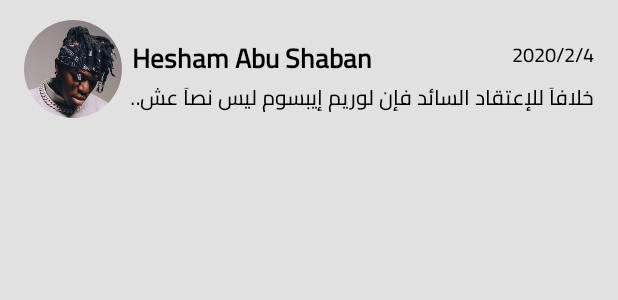
After one commit to HeshamAbuShaban/Whatsapp-Design, an Android app: the layout item_chat.xml on its own in the app's theme, with its tools: preview values and no code run, on a phone screen of 412 x 824 dp. The commit adds this screen. Shown: the top 300 px of the screen. Run offline under Robolectric (Android 15) with nearby library versions, the phone set to English and light mode, and no system bars.

Commit message:
Chat-Item Structure.
-data class for it.
-shapes.
-placeholder to replace it with shimmer.

*another idea for MainActivity Design
-rather we make it ViewPager&TabLayout
-or nav_host_fragment and such.

Signed-off-by: HP <heshamabushaban.developer@gmail.com>

```diff
--- /dev/null
+++ b/app/src/main/java/dev/training/whatsapp_design/ui/fragments/DirectMessageFragment.kt
@@ -0,0 +1,5 @@
+package dev.training.whatsapp_design.ui.fragments
+
+import androidx.fragment.app.Fragment
+
+class DirectMessageFragment : Fragment()
--- /dev/null
+++ b/app/src/main/res/layout/item_chat.xml
@@ -0,0 +1,77 @@
+<?xml version="1.0" encoding="utf-8"?>
+<FrameLayout xmlns:android="http://schemas.android.com/apk/res/android"
+    xmlns:app="http://schemas.android.com/apk/res-auto"
+    xmlns:tools="http://schemas.android.com/tools"
+    android:layout_width="match_parent"
+    android:layout_height="wrap_content"
+    android:padding="@dimen/_5sdp">
+
+    <!--ViewContainer-->
+    <androidx.constraintlayout.widget.ConstraintLayout
+        android:layout_width="match_parent"
+        android:layout_height="match_parent"
+        android:paddingHorizontal="@dimen/_7sdp">
+
+        <!--U-img-->
+        <androidx.constraintlayout.utils.widget.ImageFilterView
+            android:id="@+id/ivUPic"
+            android:layout_width="@dimen/_50sdp"
+            android:layout_height="@dimen/_50sdp"
+            android:src="@drawable/cover_ksi_"
+            app:layout_constraintBottom_toBottomOf="parent"
+            app:layout_constraintStart_toStartOf="parent"
+            app:layout_constraintTop_toTopOf="parent"
+            app:roundPercent="30" />
+
+        <!--U-name-->
+        <com.google.android.material.textview.MaterialTextView
+            android:id="@+id/tvUName"
+            android:layout_width="0dp"
+            android:layout_height="wrap_content"
+            android:layout_marginStart="@dimen/_5sdp"
+            android:layout_marginTop="@dimen/_6sdp"
+            android:textAlignment="textStart"
+            android:textSize="@dimen/_14ssp"
+            android:textStyle="bold"
+            app:layout_constraintEnd_toStartOf="@id/tvDate"
+            app:layout_constraintStart_toEndOf="@id/ivUPic"
+            app:layout_constraintTop_toTopOf="@id/ivUPic"
+            tools:text="Hesham Abu Shaban" />
+
+        <!--U-Date-->
+        <com.google.android.material.textview.MaterialTextView
+            android:id="@+id/tvDate"
+            android:layout_width="wrap_content"
+            android:layout_height="wrap_content"
+            android:textAlignment="textStart"
+            android:textSize="@dimen/_10ssp"
+            app:layout_constraintBottom_toTopOf="@id/tvRecentMessage"
+            app:layout_constraintEnd_toEndOf="parent"
+            app:layout_constraintStart_toEndOf="@id/tvUName"
+            app:layout_constraintTop_toTopOf="@id/tvUName"
+            tools:text="2020/2/4" />
+
+        <!--RecentMessage-->
+        <com.google.android.material.textview.MaterialTextView
+            android:id="@+id/tvRecentMessage"
+            android:layout_width="0dp"
+            android:layout_height="wrap_content"
+            android:layout_marginStart="@dimen/_4sdp"
+            android:layout_marginTop="@dimen/_2sdp"
+            android:layout_marginBottom="@dimen/_5sdp"
+            android:ellipsize="end"
+            android:fontFamily="@font/cairo_light"
+            android:maxLength="60"
+            android:maxLines="1"
+            android:scrollHorizontally="true"
+            android:textAlignment="inherit"
+            android:textSize="@dimen/_11ssp"
+            app:layout_constraintBottom_toBottomOf="@id/ivUPic"
+            app:layout_constraintEnd_toEndOf="parent"
+            app:layout_constraintStart_toEndOf="@id/ivUPic"
+            app:layout_constraintTop_toBottomOf="@id/tvUName"
+            tools:text="@string/yapping" />
+
+    </androidx.constraintlayout.widget.ConstraintLayout>
+
+</FrameLayout>
--- a/app/src/main/res/values/colors.xml
+++ b/app/src/main/res/values/colors.xml
@@ -7,7 +7,7 @@
 
     <color name="colorPrimaryGpt">#25D366</color>
 
-    <color name="l_white">#B3C8C8C8</color>
+    <color name="l_white">#E6FAFAFA</color>
 
     <!--Customs-->
     <color name="night_window_background_color">#121212</color>
--- a/app/src/main/res/values/strings.xml
+++ b/app/src/main/res/values/strings.xml
@@ -3,4 +3,6 @@
     <string name="chats">Chats</string>
     <string name="status">Status</string>
     <string name="contacts">Contacts</string>
+    <string name="yapping">خلافاَ للإعتقاد السائد فإن لوريم إيبسوم ليس نصاَ عشوائياً، بل إن له جذور في الأدب اللاتيني الكلاسيكي منذ العام 45 قبل الميلاد، مما يجعله أكثر من 2000 عام في القدم. قام البروفيسور "ريتشارد ماك لينتوك" (Richard McClintock) وهو بروفيسور اللغة اللاتينية في جامعة هامبدن-سيدني في فيرجينيا بالبحث عن أصول كلمة لاتينية غامضة في نص لوريم إيبسوم وهي "consectetur"، وخلال تتبعه لهذه الكلمة في الأدب اللاتيني اكتشف المصدر الغير قابل للشك. فلقد اتضح أن كلمات نص لوريم إيبسوم تأتي من الأقسام 1.10.32 و 1.10.33 من كتاب "حول أقاصي الخير والشر" (de Finibus Bonorum et Malorum) للمفكر شيشيرون (Cicero) والذي كتبه في عام 45 قبل الميلاد. هذا الكتاب هو بمثابة مقالة علمية مطولة في نظرية الأخلاق، وكان له شعبية كبيرة في عصر النهضة. السطر الأول من لوريم إيبسوم "Lorem ipsum dolor sit amet.." يأتي من سطر في القسم 1.20.32 من هذا الكتاب.</string>
+    <string name="make_a_chat_with_contacts">make a chat with contacts</string>
 </resources>
```
Also changed, not shown: app/src/main/java/dev/training/whatsapp_design/data/local/dummy/User.kt (added, +12 -0 lines), app/src/main/java/dev/training/whatsapp_design/ui/screens/MainActivity.kt (+7 -2 lines), app/src/main/res/drawable/shape_border_shadow.xml (added, +36 -0 lines), app/src/main/res/drawable/shape_placeholder_item.xml (added, +9 -0 lines), app/src/main/res/layout/fragment_chat.xml (+24 -1 lines), app/src/main/res/layout/placeholder_chat.xml (added, +63 -0 lines), app/src/main/res/layout/temp_activity_main.xml (added, +90 -0 lines).
